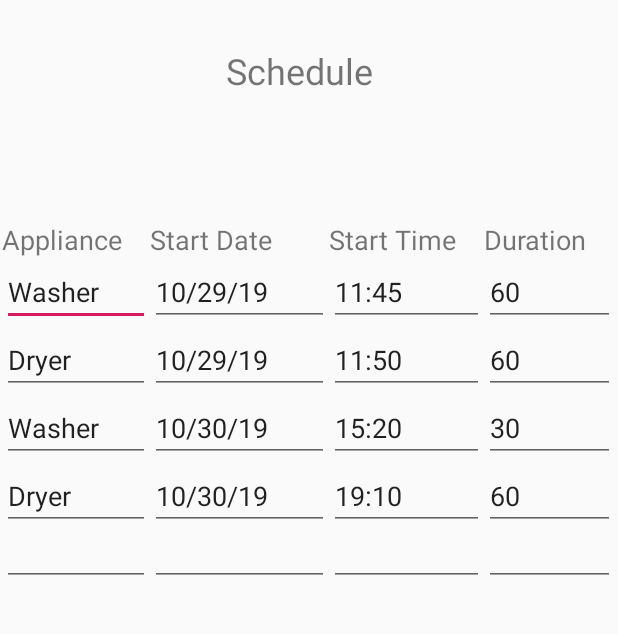
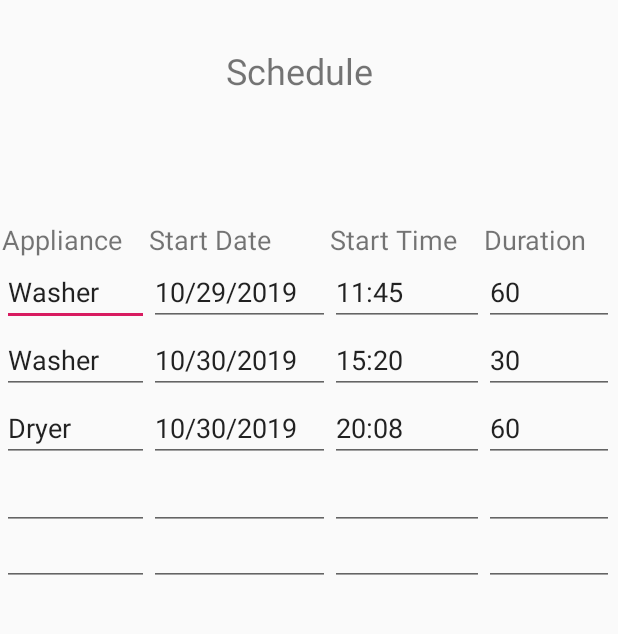
Before and after one commit to Nashluffy/49er-sense-app, an Android app: the Schedule screen opened directly, with no data from a screen before it, on a phone screen of 412 x 824 dp, the part 216-850 px from its top. Run offline under Robolectric (Android 15) with nearby library versions, the phone set to English and light mode, and no system bars; network calls fail.

Commit message:
Finished scheduling

```diff
--- a/49erSense/app/src/main/java/com/example/a49ersense/Appliances.java
+++ b/49erSense/app/src/main/java/com/example/a49ersense/Appliances.java
@@ -74,11 +74,14 @@ public class Appliances extends AppCompatActivity {
     }
 
     public void startDryer(View view){
+
         ExampleDryer ed  = new ExampleDryer(125, 60);
+        ed.start();
     }
 
     public void startGeneric(View view){
         ExampleGeneric eg = new ExampleGeneric("Slow-Cooker", 15, 15);
+        eg.start();
     }
 
     public void startSchedule(View view){
--- a/49erSense/app/src/main/java/com/example/a49ersense/Energy.java
+++ b/49erSense/app/src/main/java/com/example/a49ersense/Energy.java
@@ -37,7 +37,6 @@ public class Energy extends AppCompatActivity {
                     exampleApplianceTimer.setText("Current Run Time: " + ew.getCurrentRunTime());
 
                     System.out.println(ew.getWasherPower());
-                    System.out.println( "This is the text: "+ exampleApplianceEnergy.getText().toString());
                     handler.postDelayed(this, 500); // set time here to refresh textView
                 }
                 else if(appliance.getSelectedItem().equals(("Dryer"))){
--- a/49erSense/app/src/main/java/com/example/a49ersense/ExampleAppliances/ExampleDryer.java
+++ b/49erSense/app/src/main/java/com/example/a49ersense/ExampleAppliances/ExampleDryer.java
@@ -1,6 +1,6 @@
 package com.example.a49ersense.ExampleAppliances;
 
-public class ExampleDryer {
+public class ExampleDryer extends Thread{
     private static int dryerPower;
     private static int dryerTimerMins;
     private static int dryerPowerPerMinute;
--- a/49erSense/app/src/main/java/com/example/a49ersense/MainActivity.java
+++ b/49erSense/app/src/main/java/com/example/a49ersense/MainActivity.java
@@ -32,6 +32,8 @@ public class MainActivity extends AppCompatActivity {
         getSupportActionBar().hide();
         loginUsername = findViewById(R.id.loginUsername);
         loginPassword = findViewById(R.id.loginPassword);
+        ScheduleThread mainSchedule = new ScheduleThread();
+        mainSchedule.start();
     }
 
     //On login button click
--- a/49erSense/app/src/main/java/com/example/a49ersense/Schedule.java
+++ b/49erSense/app/src/main/java/com/example/a49ersense/Schedule.java
@@ -36,9 +36,12 @@ import static java.lang.Thread.sleep;
 public class Schedule extends AppCompatActivity {
     static String path = scheduleFilePath;
     static boolean scheduleEmpty = false;
-    Vector<String[]> currentSchedule = new Vector<String[]>();
+    static Vector<String[]> currentSchedule = new Vector<String[]>();
     Vector<EditText> listMe = new Vector<EditText>();
     String beforeText;
+
+    public static Vector<String[]> getCurrentSchedule(){return currentSchedule;}
+
 
     /*
     * The general idea of the schedule is to read and write from a file stored on the clients computer
@@ -91,6 +94,8 @@ public class Schedule extends AppCompatActivity {
                         try {
                             writeToFile(appliance1.getText().toString().trim() + "," + startDate1.getText().toString().trim() + "," +
                                     startTime1.getText().toString().trim() + "," + duration1.getText().toString().trim(), getApplicationContext());
+                            System.out.println("Successfully wrote new line");
+
                         } catch (IOException e) {
                             e.printStackTrace();
                         }
@@ -123,6 +128,8 @@ public class Schedule extends AppCompatActivity {
                         try {
                             writeToFile(appliance2.getText().toString().trim() + "," + startDate2.getText().toString().trim() + "," +
                                     startTime2.getText().toString().trim() + "," + duration2.getText().toString().trim(), getApplicationContext());
+                            System.out.println("Successfully wrote new line");
+
                         } catch (IOException e) {
                             e.printStackTrace();
                         }
@@ -155,6 +162,7 @@ public class Schedule extends AppCompatActivity {
                         try {
                             writeToFile(appliance3.getText().toString().trim() + "," + startDate3.getText().toString().trim() + "," +
                                     startTime3.getText().toString().trim() + "," + duration3.getText().toString().trim(), getApplicationContext());
+                            System.out.println("Successfully wrote new line");
                         } catch (IOException e) {
                             e.printStackTrace();
                         }
@@ -215,10 +223,9 @@ public class Schedule extends AppCompatActivity {
             File file = this.getFileStreamPath("schedule.txt");
             file.delete();
             if(file == null || !file.exists()) {
-                writeToFile("Washer,10/29/19,11:45,60\n", this);
-                writeToFile("Dryer,10/29/19,11:50,60\n", this);
-                writeToFile("Washer,10/30/19,15:20,30\n", this);
-                writeToFile("Dryer,10/30/19,19:10,60\n", this);
+                writeToFile("Washer,10/29/2019,11:45,60\n", this);
+                writeToFile("Washer,10/30/2019,15:20,30\n", this);
+                writeToFile("Dryer,10/30/2019,20:08,60\n", this);
             }
         } catch (IOException e) {
             e.printStackTrace();
```
Also changed, not shown: 49erSense/app/src/main/java/com/example/a49ersense/ScheduleThread.java (added, +90 -0 lines).
